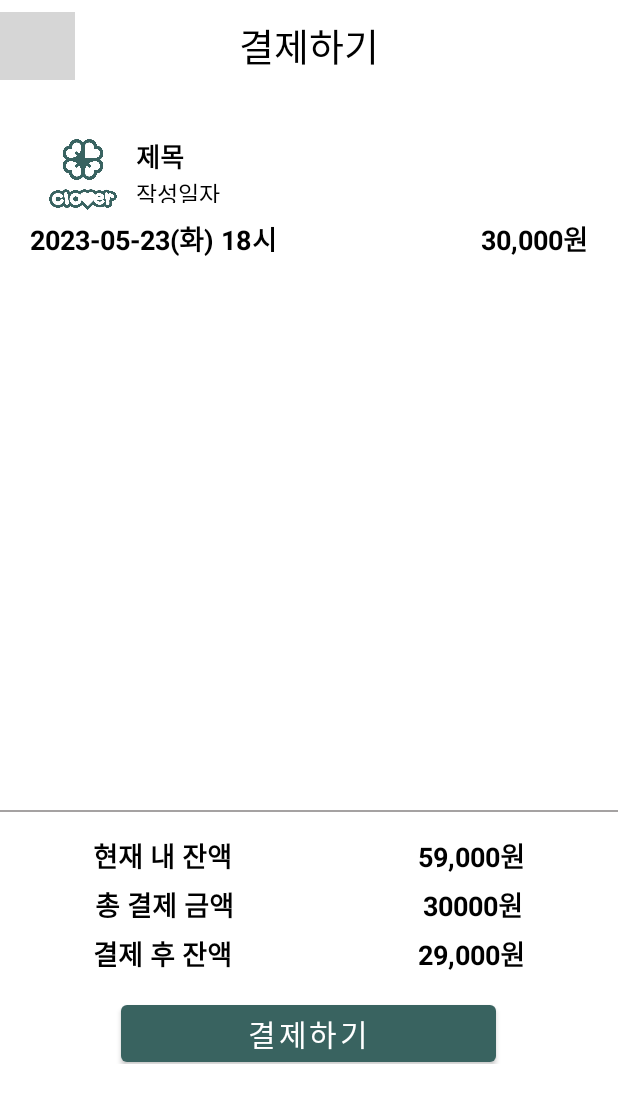
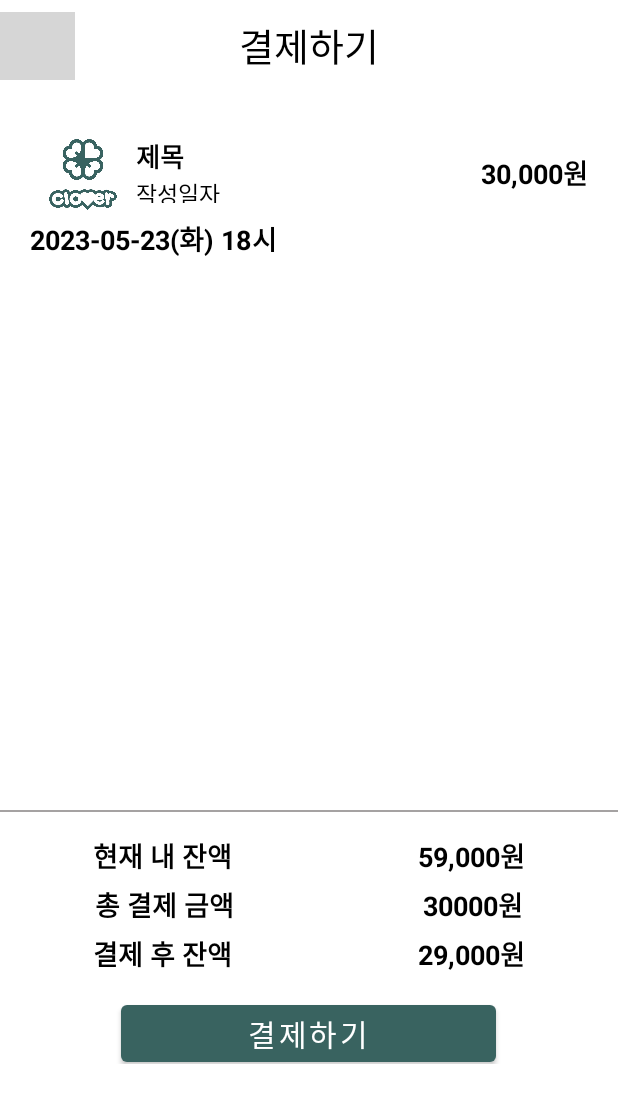
Before and after one commit to CBNU-Clover/Talent_trading_App_Frontend_Kotlin, an Android app: the PayMentActivity screen opened directly, with no data from a screen before it, on a phone screen of 412 x 824 dp. Shown: the top 1103 px of the screen. Run offline under Robolectric (Android 15) with nearby library versions, the phone set to English and light mode, and no system bars; network calls fail; grey boxes are pictures that could not be loaded.

Commit message:
거래기록 시간 및 결제페이지 수정

```diff
--- a/app/src/main/java/com/example/talent_trading_market_kt/boardfunction/postsearch/SearchOneBoardActivity.kt
+++ b/app/src/main/java/com/example/talent_trading_market_kt/boardfunction/postsearch/SearchOneBoardActivity.kt
@@ -17,6 +17,7 @@ class SearchOneBoardActivity : AppCompatActivity() {
     lateinit var payment_button:Button
     lateinit var board_price:TextView
     lateinit var searchone_date:TextView
+    lateinit var searchone_content:TextView
     override fun onCreate(savedInstanceState: Bundle?) {
         super.onCreate(savedInstanceState)
         setContentView(R.layout.one_search_board)
@@ -27,6 +28,7 @@ class SearchOneBoardActivity : AppCompatActivity() {
         payment_button=findViewById(R.id.payment_button)
         board_price=findViewById(R.id.board_price)
         searchone_date=findViewById(R.id.searchone_date)
+        searchone_content=findViewById(R.id.searchone_content)
         Id= intent.getStringExtra("Search_Id").toString()
         payment_button.setOnClickListener {
             val intent=Intent(this,PayMentActivity::class.java)
@@ -34,6 +36,7 @@ class SearchOneBoardActivity : AppCompatActivity() {
             intent.putExtra("pay_price",board_price.text)
             intent.putExtra("pay_Id",Id)
             intent.putExtra("pay_date",searchone_date.text)
+            intent.putExtra("pay_content",searchone_content.text)
             startActivity(intent)
         }
         if(intent.hasExtra("Search_writerNickname"))
--- a/app/src/main/java/com/example/talent_trading_market_kt/payfunction/PayMentActivity.kt
+++ b/app/src/main/java/com/example/talent_trading_market_kt/payfunction/PayMentActivity.kt
@@ -23,6 +23,7 @@ class PayMentActivity : AppCompatActivity() {
     lateinit var current_point:TextView
     lateinit var final_point:TextView
     lateinit var pay_date:TextView
+    lateinit var pay_content:TextView
     override fun onCreate(savedInstanceState: Bundle?) {
         super.onCreate(savedInstanceState)
         setContentView(R.layout.activity_trade)
@@ -31,6 +32,12 @@ class PayMentActivity : AppCompatActivity() {
         current_point=findViewById(R.id.current_point)
         final_point=findViewById(R.id.final_point)
         pay_date=findViewById(R.id.pay_date)
+        pay_content=findViewById(R.id.pay_content)
+        if(intent.hasExtra("pay_content"))
+        {
+            pay_content.text=intent.getStringExtra("pay_content")
+
+        }
         if(intent.hasExtra("pay_title"))
         {
             pay_title.text=intent.getStringExtra("pay_title")
--- a/app/src/main/java/com/example/talent_trading_market_kt/response/trade/TradingHistory/TradingHistory.kt
+++ b/app/src/main/java/com/example/talent_trading_market_kt/response/trade/TradingHistory/TradingHistory.kt
@@ -5,4 +5,5 @@ class TradingHistory {
      var trade_price: Long? = null
      var buyer_nickname: String? = null
      var seller_nickname: String? = null
+     var date:String?=null
 }
--- a/app/src/main/java/com/example/talent_trading_market_kt/tradingfunction/TradingHistoryAdapter.kt
+++ b/app/src/main/java/com/example/talent_trading_market_kt/tradingfunction/TradingHistoryAdapter.kt
@@ -25,6 +25,7 @@ class TradingHistoryAdapter(var tradeList: List<TradingHistory>): RecyclerView.A
         holder.trade_item_price.text=tradeList.get(position).trade_price.toString()+"원"
         holder.trade_buyer.text= tradeList.get(position).buyer_nickname
         holder.trade_seller.text= tradeList.get(position).seller_nickname
+        holder.trade_time.text=tradeList.get(position).date
     }
 
     override fun getItemCount(): Int {
@@ -36,6 +37,7 @@ class TradingHistoryAdapter(var tradeList: List<TradingHistory>): RecyclerView.A
         val trade_item_price=itemView.findViewById<TextView>(R.id.item_price) //  가격
         val trade_buyer=itemView.findViewById<TextView>(R.id.buyer)
         val trade_seller=itemView.findViewById<TextView>(R.id.seller)
+        val trade_time=itemView.findViewById<TextView>(R.id.trade_time)
     }
 
 }
--- a/app/src/main/res/layout/activity_trade.xml
+++ b/app/src/main/res/layout/activity_trade.xml
@@ -51,7 +51,7 @@
                 android:src="@drawable/cloverlogo2" />
 
             <LinearLayout
-                android:layout_width="match_parent"
+                android:layout_width="wrap_content"
                 android:layout_height="50dp"
                 android:layout_marginTop="5dp"
                 android:orientation="vertical">
@@ -76,6 +76,20 @@
                     android:textSize="15dp" />
 
             </LinearLayout>
+
+            <TextView
+                android:id="@+id/board_first_price"
+                android:layout_width="wrap_content"
+                android:layout_height="wrap_content"
+                android:layout_marginTop="5dp"
+                android:layout_weight="1"
+                android:gravity="end"
+                android:layout_gravity="center"
+                android:text="30,000원"
+                android:textColor="@color/black"
+                android:textSize="18dp"
+                android:textStyle="bold" />
+
         </LinearLayout>
 
 
@@ -87,6 +101,7 @@
             android:orientation="horizontal">
 
             <TextView
+                android:id="@+id/pay_content"
                 android:layout_width="wrap_content"
                 android:layout_height="wrap_content"
                 android:layout_marginTop="5dp"
@@ -97,17 +112,6 @@
                 android:textStyle="bold" />
 
 
-            <TextView
-                android:id="@+id/board_first_price"
-                android:layout_width="wrap_content"
-                android:layout_height="wrap_content"
-                android:layout_marginTop="5dp"
-                android:layout_weight="1"
-                android:gravity="end"
-                android:text="30,000원"
-                android:textColor="@color/black"
-                android:textSize="18dp"
-                android:textStyle="bold" />
 
         </LinearLayout>
         <View
@@ -228,7 +232,7 @@
         </LinearLayout>
 
 
-        </LinearLayout>
+    </LinearLayout>
 
 
 </androidx.constraintlayout.widget.ConstraintLayout>
--- a/app/src/main/res/layout/trade_history.xml
+++ b/app/src/main/res/layout/trade_history.xml
@@ -16,7 +16,7 @@
 
 
         <TextView
-            android:id="@+id/tradetime_item"
+            android:id="@+id/trade_time"
             android:layout_width="match_parent"
             android:layout_height="wrap_content"
             android:background="#FFFFFF"
```
